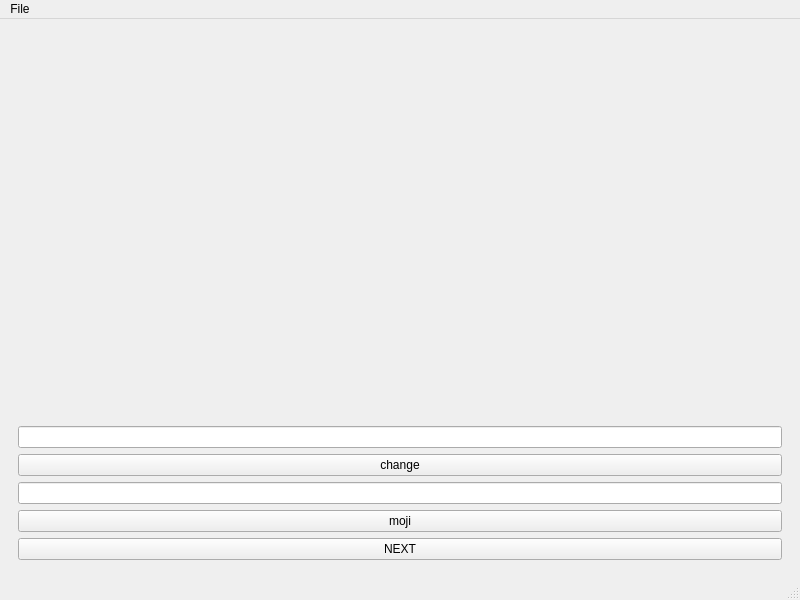
First picture: the form in mainwindow.ui, repository fis-teria/Qtchange, before the edit.
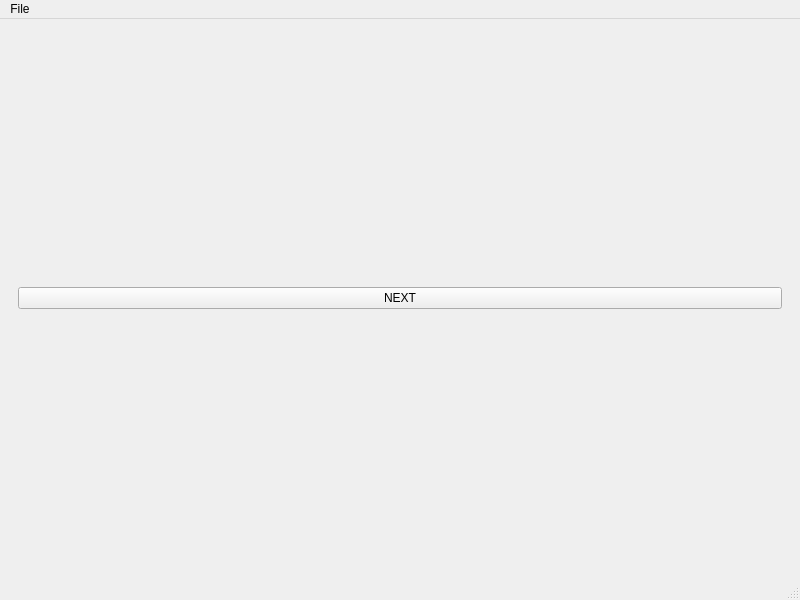
Second picture: the form after the edit. The open tabs and pages were chosen to show the change. Custom widgets are drawn as their Qt base class.

Diff of the .ui file:
```diff
--- a/mainwindow.ui
+++ b/mainwindow.ui
@@ -22,40 +22,6 @@
       </property>
       <widget class="QWidget" name="page_3">
        <layout class="QVBoxLayout" name="verticalLayout">
-        <item>
-         <widget class="QLabel" name="label">
-          <property name="text">
-           <string/>
-          </property>
-         </widget>
-        </item>
-        <item>
-         <widget class="QLabel" name="viewFinder">
-          <property name="text">
-           <string/>
-          </property>
-         </widget>
-        </item>
-        <item>
-         <widget class="QLineEdit" name="point"/>
-        </item>
-        <item>
-         <widget class="QPushButton" name="pushButton">
-          <property name="text">
-           <string>change</string>
-          </property>
-         </widget>
-        </item>
-        <item>
-         <widget class="QLineEdit" name="lineEdit"/>
-        </item>
-        <item>
-         <widget class="QPushButton" name="moji">
-          <property name="text">
-           <string>moji</string>
-          </property>
-         </widget>
-        </item>
         <item>
          <widget class="QPushButton" name="buttonNext">
           <property name="text">
```
Left out of the diff: 86 changed lines with no effect on the pictures.
